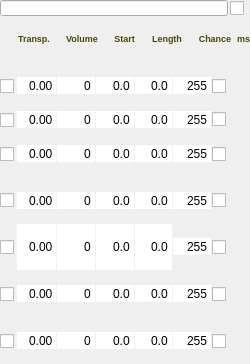
kmatheussen/radium, file Qt/qt4_patch_widget.ui: the form before one commit.
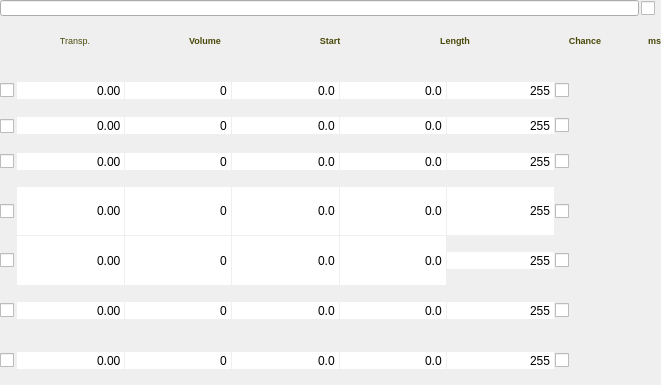
The form after the commit.

Diff of the .ui file:
```diff
--- a/Qt/qt4_patch_widget.ui
+++ b/Qt/qt4_patch_widget.ui
@@ -6,12 +6,12 @@
    <rect>
     <x>0</x>
     <y>0</y>
-    <width>250</width>
-    <height>364</height>
+    <width>661</width>
+    <height>385</height>
    </rect>
   </property>
   <property name="sizePolicy">
-   <sizepolicy hsizetype="Minimum" vsizetype="Fixed">
+   <sizepolicy hsizetype="Minimum" vsizetype="Minimum">
     <horstretch>0</horstretch>
     <verstretch>0</verstretch>
    </sizepolicy>
@@ -29,7 +29,7 @@
    <item>
     <widget class="QWidget" name="widget" native="true">
      <property name="sizePolicy">
-      <sizepolicy hsizetype="Preferred" vsizetype="Maximum">
+      <sizepolicy hsizetype="Minimum" vsizetype="Minimum">
        <horstretch>0</horstretch>
        <verstretch>0</verstretch>
       </sizepolicy>
@@ -85,7 +85,7 @@
    <item>
     <widget class="QWidget" name="voices_widget" native="true">
      <property name="sizePolicy">
-      <sizepolicy hsizetype="Minimum" vsizetype="Preferred">
+      <sizepolicy hsizetype="Minimum" vsizetype="Minimum">
        <horstretch>0</horstretch>
        <verstretch>0</verstretch>
       </sizepolicy>
@@ -124,7 +124,7 @@
         <item>
          <widget class="QLabel" name="nd_label4">
           <property name="text">
-           <string>&lt;html&gt;&lt;head/&gt;&lt;body&gt;&lt;p&gt;&lt;span style=&quot; font-size:7pt; font-weight:600; color:#4a4808;&quot;&gt;Transp.&lt;/span&gt;&lt;/p&gt;&lt;/body&gt;&lt;/html&gt;</string>
+           <string>&lt;html&gt;&lt;head/&gt;&lt;body&gt;&lt;p&gt;&lt;span style=&quot; font-size:7pt; color:#4a4808;&quot;&gt;Transp.&lt;/span&gt;&lt;/p&gt;&lt;/body&gt;&lt;/html&gt;</string>
           </property>
           <property name="alignment">
            <set>Qt::AlignCenter</set>
@@ -577,6 +577,9 @@
         <property name="spacing">
          <number>1</number>
         </property>
+        <property name="sizeConstraint">
+         <enum>QLayout::SetMinimumSize</enum>
+        </property>
         <item>
          <widget class="QCheckBox" name="o3">
           <property name="sizePolicy">
@@ -730,6 +733,9 @@
         <property name="spacing">
          <number>1</number>
         </property>
+        <property name="sizeConstraint">
+         <enum>QLayout::SetMinimumSize</enum>
+        </property>
         <item>
          <widget class="QCheckBox" name="o4">
           <property name="sizePolicy">
@@ -761,6 +767,12 @@
         </item>
         <item>
          <widget class="QDoubleSpinBox" name="t4">
+          <property name="sizePolicy">
+           <sizepolicy hsizetype="Minimum" vsizetype="Minimum">
+            <horstretch>0</horstretch>
+            <verstretch>0</verstretch>
+           </sizepolicy>
+          </property>
           <property name="frame">
            <bool>false</bool>
           </property>
@@ -780,6 +792,12 @@
         </item>
         <item>
          <widget class="QSpinBox" name="v4">
+          <property name="sizePolicy">
+           <sizepolicy hsizetype="Minimum" vsizetype="Minimum">
+            <horstretch>0</horstretch>
+            <verstretch>0</verstretch>
+           </sizepolicy>
+          </property>
           <property name="frame">
            <bool>false</bool>
           </property>
@@ -799,6 +817,12 @@
         </item>
         <item>
          <widget class="QDoubleSpinBox" name="s4">
+          <property name="sizePolicy">
+           <sizepolicy hsizetype="Minimum" vsizetype="Minimum">
+            <horstretch>0</horstretch>
+            <verstretch>0</verstretch>
+           </sizepolicy>
+          </property>
           <property name="frame">
            <bool>false</bool>
           </property>
@@ -821,6 +845,12 @@
         </item>
         <item>
          <widget class="QDoubleSpinBox" name="l4">
+          <property name="sizePolicy">
+           <sizepolicy hsizetype="Minimum" vsizetype="Minimum">
+            <horstretch>0</horstretch>
+            <verstretch>0</verstretch>
+           </sizepolicy>
+          </property>
           <property name="frame">
            <bool>false</bool>
           </property>
@@ -843,6 +873,12 @@
         </item>
         <item>
          <widget class="QSpinBox" name="c4">
+          <property name="sizePolicy">
+           <sizepolicy hsizetype="Minimum" vsizetype="Minimum">
+            <horstretch>0</horstretch>
+            <verstretch>0</verstretch>
+           </sizepolicy>
+          </property>
           <property name="frame">
            <bool>false</bool>
           </property>
```
Left out of the diff: 35 changed lines with no effect on the pictures.
